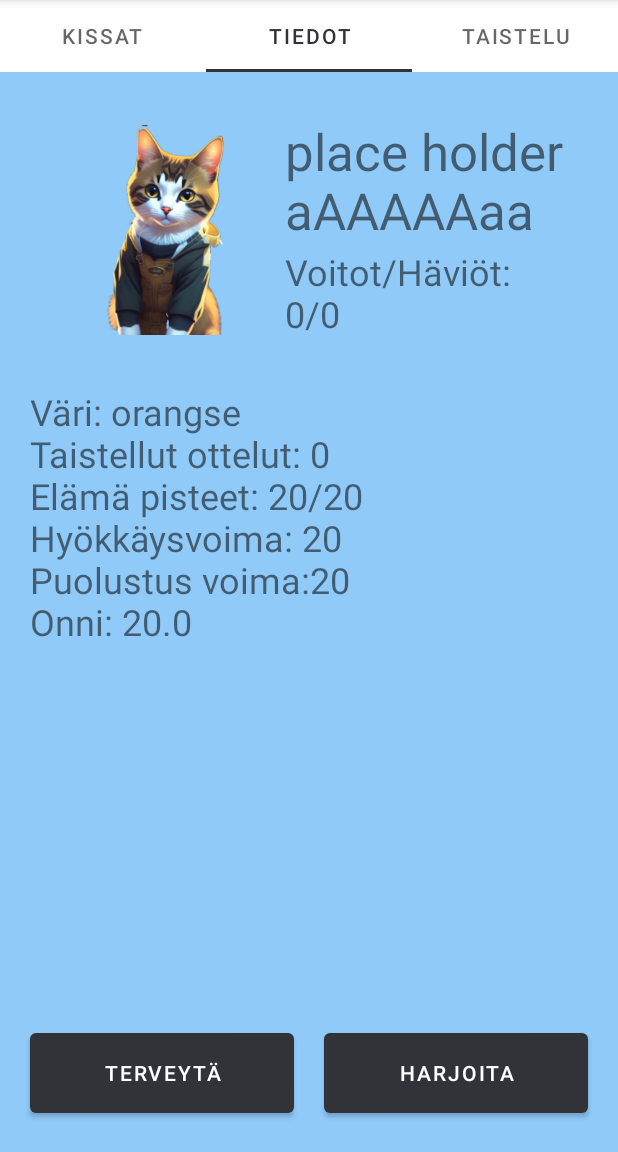
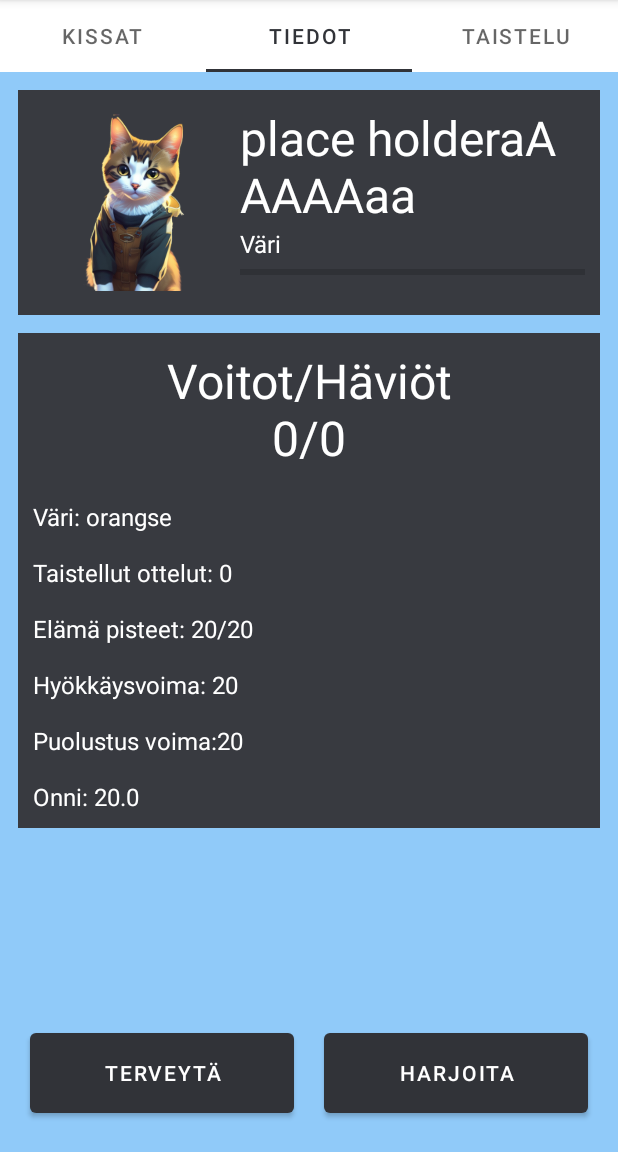
Before and after one commit to JaakkoLipp/Ammattikissat, an Android app: the CatRecycler screen opened directly, with no data from a screen before it, tab 2 chosen, on a phone screen of 412 x 824 dp, the part 84-1236 px from its top. Run offline under Robolectric (Android 15) with nearby library versions, the phone set to English and light mode, and no system bars.

Commit message:
edited information and battlecreen fragment

```diff
--- a/app/src/main/java/com/kolmenHengenTyhma/ammattikissat/Cat.java
+++ b/app/src/main/java/com/kolmenHengenTyhma/ammattikissat/Cat.java
@@ -65,8 +65,11 @@ public class Cat {
             currHP = 0;
         }
     }
-    public void heal() {//General restore health -method, NOT an ability!
+    public void heal(){
         currHP = maxHP;
+    }
+    public void train(){
+        attackPower = attackPower + 1;
     }
 
     //setters
--- a/app/src/main/java/com/kolmenHengenTyhma/ammattikissat/ProfessionalSchool.java
+++ b/app/src/main/java/com/kolmenHengenTyhma/ammattikissat/ProfessionalSchool.java
@@ -35,16 +35,17 @@ public class ProfessionalSchool {
     }
 
     //Actions
-    public void trainCat(Cat cat){
-        cat.attackPower+=1;
+    public void trainCat(int pos){
+        Cat cat = chooseCat(pos);
+        cat.train();
     }
     public void addCat(String colour, int currHP, int maxHP, int attackPower, int defencePower, double luck, ArrayList<String> statistics){
         Cat newCat;
         catStorageList.put(orderNumberCat, null);
         orderNumberCat+=1;
     }
-    public void healCat(int orderNumber){
-        Cat catToHeal = chooseCat(orderNumber);
+    public void healCat(int pos){
+        Cat catToHeal = chooseCat(pos);
         catToHeal.heal();
     }
 
--- a/app/src/main/java/com/kolmenHengenTyhma/ammattikissat/fragments/Information.java
+++ b/app/src/main/java/com/kolmenHengenTyhma/ammattikissat/fragments/Information.java
@@ -7,6 +7,7 @@ import androidx.fragment.app.Fragment;
 import android.view.LayoutInflater;
 import android.view.View;
 import android.view.ViewGroup;
+import android.widget.Button;
 import android.widget.ImageView;
 import android.widget.TextView;
 
@@ -70,9 +71,12 @@ public class Information extends Fragment {
         View view = inflater.inflate(R.layout.fragment_information, container, false);
 
         TextView tvCatName = view.findViewById(R.id.tvCatName); //initialize fragment elements
-        TextView tvCatEverything = view.findViewById(R.id.tvCatEverything);
-        TextView tvWinLoss = view.findViewById(R.id.twWinLoss);
-        ImageView ivprofie = view.findViewById(R.id.ivCatPhoto); //TODO: add changing cat pircure
+        TextView tvCatEverything = view.findViewById(R.id.tvStats);
+        TextView tvWinLoss = view.findViewById(R.id.tvWL);
+        ImageView ivprofie = view.findViewById(R.id.ivCatPicture); //TODO: add changing cat pircure
+        Button healButton = view.findViewById(R.id.btHeal);
+        Button trainButton = view.findViewById(R.id.btTrain);
+
 
         String name = "place holder"; //initialize all variables
         String colour = cat.getColour();
@@ -91,8 +95,8 @@ public class Information extends Fragment {
         //TODO: HEAL button
 
         tvCatName.setText(name + "aAAAAAaa"); //TODO: once cat integration works, remove aAAAAAaa
-        tvWinLoss.setText("Voitot/Häviöt: " + wins + "/" + losses);
-        tvCatEverything.setText("Väri: " + colour + "\nTaistellut ottelut: " + matches + "\nElämä pisteet: " + currentHP + "/" + maxHP + "\nHyökkäysvoima: " + attackPower + "\nPuolustus voima:" + defencePower + "\nOnni: " + luck);
+        tvWinLoss.setText("Voitot/Häviöt\n" + wins + "/" + losses);
+        tvCatEverything.setText("Väri: " + colour + "\n\nTaistellut ottelut: " + matches + "\n\nElämä pisteet: " + currentHP + "/" + maxHP + "\n\nHyökkäysvoima: " + attackPower + "\n\nPuolustus voima:" + defencePower + "\n\nOnni: " + luck);
         return view;
     }
 }
--- a/app/src/main/res/layout/fragment_information.xml
+++ b/app/src/main/res/layout/fragment_information.xml
@@ -7,32 +7,37 @@
     android:background="#90caf9"
     tools:context=".fragments.Information">
 
-    <LinearLayout
-        android:id="@+id/linearLayout"
+    <androidx.constraintlayout.widget.ConstraintLayout
+        android:id="@+id/constraintLayout4"
         android:layout_width="match_parent"
         android:layout_height="wrap_content"
-        android:layout_margin="10dp"
-        android:orientation="vertical"
+        android:layout_margin="12dp"
         app:layout_constraintEnd_toEndOf="parent"
+        app:layout_constraintStart_toStartOf="parent"
         app:layout_constraintTop_toTopOf="parent">
 
         <LinearLayout
             android:layout_width="match_parent"
-            android:layout_height="wrap_content"
-            android:layout_margin="10dp"
-            android:orientation="horizontal">
+            android:layout_height="150dp"
+            android:background="@color/purple_200"
+            android:orientation="horizontal"
+            app:layout_constraintBottom_toBottomOf="parent"
+            app:layout_constraintEnd_toEndOf="parent"
+            app:layout_constraintHorizontal_bias="0.0"
+            app:layout_constraintStart_toStartOf="parent"
+            app:layout_constraintTop_toTopOf="parent">
 
             <ImageView
-                android:id="@+id/ivCatPhoto"
-                android:layout_width="300dp"
-                android:layout_height="150dp"
+                android:id="@+id/ivCatPicture"
+                android:layout_width="wrap_content"
+                android:layout_height="match_parent"
                 android:layout_margin="10dp"
                 android:layout_weight="1"
                 android:src="@drawable/autokissa_nobg" />
 
             <LinearLayout
                 android:layout_width="match_parent"
-                android:layout_height="match_parent"
+                android:layout_height="wrap_content"
                 android:layout_margin="10dp"
                 android:layout_weight="1"
                 android:orientation="vertical">
@@ -42,29 +47,71 @@
                     android:layout_width="match_parent"
                     android:layout_height="wrap_content"
                     android:layout_weight="1"
-                    android:text="Cat Name"
-                    android:textSize="34sp" />
+                    android:text="Kiseen nimi"
+                    android:textColor="@color/white"
+                    android:textSize="32sp" />
 
                 <TextView
-                    android:id="@+id/twWinLoss"
+                    android:id="@+id/tvColour"
                     android:layout_width="match_parent"
                     android:layout_height="wrap_content"
                     android:layout_weight="1"
-                    android:text="W/L"
-                    android:textSize="24sp" />
+                    android:text="Väri"
+                    android:textColor="@color/white"
+                    android:textSize="16sp" />
+
+                <ProgressBar
+                    android:id="@+id/pbHP"
+                    style="?android:attr/progressBarStyleHorizontal"
+                    android:layout_width="match_parent"
+                    android:layout_height="wrap_content"
+                    android:layout_weight="1" />
             </LinearLayout>
 
         </LinearLayout>
 
-        <TextView
-            android:id="@+id/tvCatEverything"
+    </androidx.constraintlayout.widget.ConstraintLayout>
+
+    <androidx.constraintlayout.widget.ConstraintLayout
+        android:id="@+id/constraintLayout3"
+        android:layout_width="match_parent"
+        android:layout_height="wrap_content"
+        android:layout_marginHorizontal="12dp"
+        android:layout_marginTop="12dp"
+        android:background="@color/purple_200"
+        app:layout_constraintTop_toBottomOf="@+id/constraintLayout4"
+        tools:layout_editor_absoluteX="0dp">
+
+        <LinearLayout
             android:layout_width="match_parent"
-            android:layout_height="wrap_content"
-            android:layout_margin="10dp"
-            android:text="cat.everything"
-            android:textSize="24sp" />
+            android:layout_height="match_parent"
+            android:orientation="vertical"
+            app:layout_constraintBottom_toBottomOf="parent"
+            app:layout_constraintEnd_toEndOf="parent"
+            app:layout_constraintStart_toStartOf="parent"
+            app:layout_constraintTop_toTopOf="parent">
 
-    </LinearLayout>
+            <TextView
+                android:id="@+id/tvWL"
+                android:layout_width="match_parent"
+                android:layout_height="wrap_content"
+                android:layout_margin="10dp"
+                android:text="W/L"
+                android:textAlignment="center"
+                android:textColor="@color/white"
+                android:textSize="32sp" />
+
+            <TextView
+                android:id="@+id/tvStats"
+                android:layout_width="match_parent"
+                android:layout_height="wrap_content"
+                android:layout_margin="10dp"
+                android:text="cateverything"
+                android:textColor="@color/white"
+                android:textSize="16sp" />
+        </LinearLayout>
+
+    </androidx.constraintlayout.widget.ConstraintLayout>
 
     <LinearLayout
         android:layout_width="match_parent"
```
